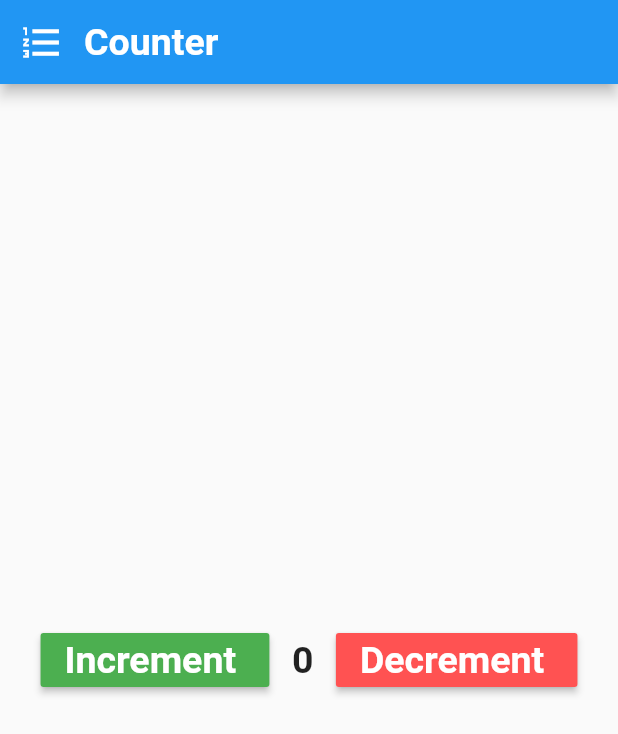
After one commit to abdallhmostafa/udemy_course, a Flutter app: the screen it shows after launch, on a phone screen of 412 x 824 dp. The commit adds this screen. Shown: the top 734 px of the screen. Run offline on Flutter 3.47's test engine with Material 2 defaults, Android fonts, the phone set to English and light mode, and no system bars.

Commit message:
Demo Counter Screen

```diff
--- /dev/null
+++ b/lib/counter_screen.dart
@@ -0,0 +1,75 @@
+
+import 'package:flutter/material.dart';
+
+class CounterScreen extends StatefulWidget {
+  @override
+  State<CounterScreen> createState() => _CounterScreenState();
+}
+
+class _CounterScreenState extends State<CounterScreen> {
+  int count =0;
+
+  @override
+  Widget build(BuildContext context) {
+    return Scaffold(
+      appBar: AppBar(
+        leading:const Icon(Icons.format_list_numbered,size: 30.0,),
+        titleSpacing: 0.0,
+        title:const Text(
+          'Counter ',
+          style: TextStyle(
+            fontSize: 25.0,
+            fontWeight:FontWeight.bold,
+          ),
+        ),
+      ),
+      body: Center(
+        child: Row(
+          crossAxisAlignment: CrossAxisAlignment.center,
+          mainAxisAlignment: MainAxisAlignment.center,
+          children: [
+            MaterialButton(color: Colors.green,
+             child: const Text(
+        'Increment ',
+          style: TextStyle(
+            fontSize: 25.0,
+            fontWeight:FontWeight.bold,
+            color: Colors.white
+          ),
+        ),
+                onPressed: () {
+              setState(() {
+                count++;
+              });
+            } ),
+            const SizedBox(width: 15.0,),
+            Text(
+              count.toString(),
+              style:const TextStyle(
+                fontSize: 25.0,
+                fontWeight:FontWeight.bold,
+              ),
+            ),
+            const SizedBox(width: 15.0,),
+            MaterialButton(
+              color: Colors.redAccent,
+             child: const Text(
+        'Decrement ',
+          style: TextStyle(
+            fontSize: 25.0,
+            fontWeight:FontWeight.bold,
+            color: Colors.white
+          ),
+        ),
+                onPressed: () {
+              setState(() {
+                count++;
+              });
+            } ),
+
+          ],
+        ),
+      ),
+    );
+  }
+}
--- a/lib/main.dart
+++ b/lib/main.dart
@@ -1,3 +1,4 @@
+import 'package:abdallh_mansor_course/counter_screen.dart';
 import 'package:abdallh_mansor_course/login_screen.dart';
 import 'package:abdallh_mansor_course/massenger_screen.dart';
 import 'package:abdallh_mansor_course/user_screen.dart';
@@ -20,7 +21,7 @@ class _MyAppState extends State<MyApp> {
   Widget build(BuildContext context) {
     return MaterialApp(
       debugShowCheckedModeBanner: false,
-      home:UsersScreen(),
+      home:CounterScreen(),
 
     );
   }
```
